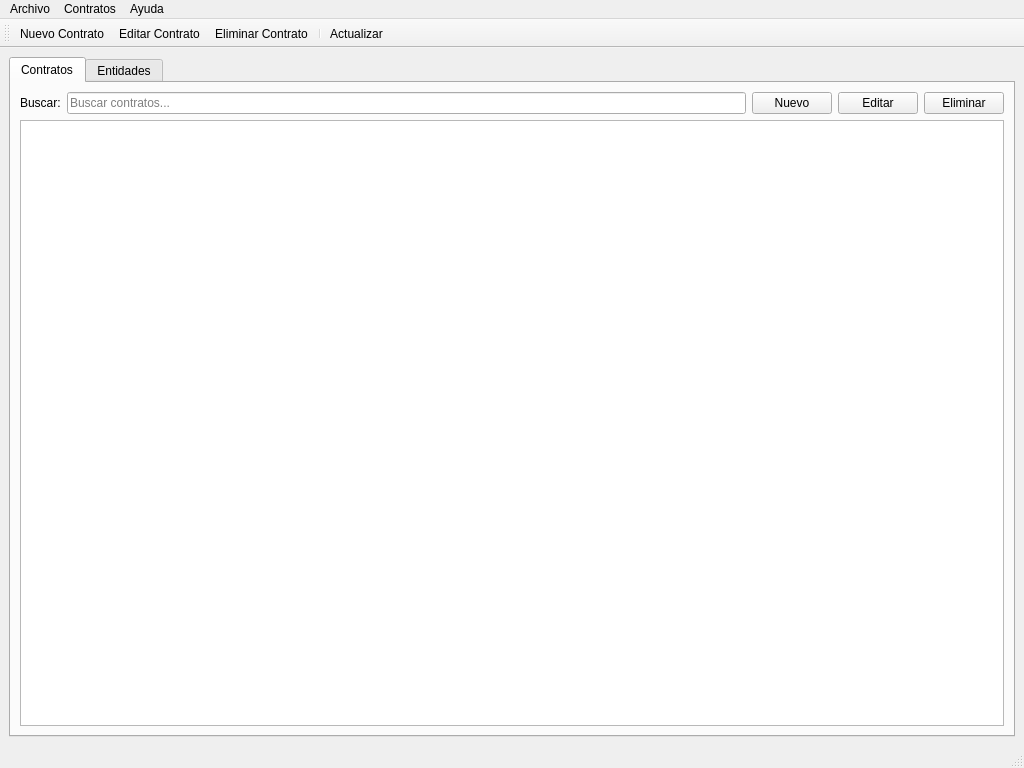
Old version of the form src/ui/mainwindow.ui in the repository crondonb890517/contro-qt6.
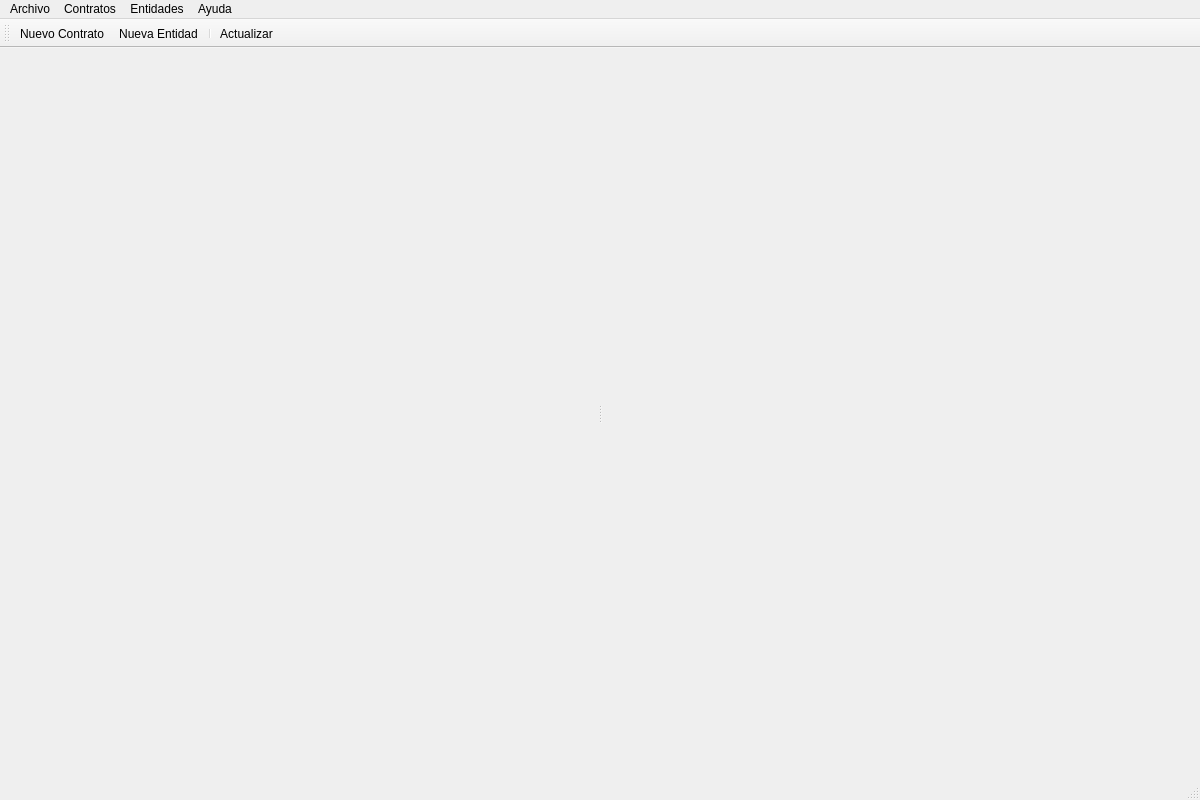
New version of the form. Icons and pictures are not drawn.

Commit message: Remove tab view and implement SmartGrid for contracts and entities

The edit to the form file:
```diff
--- a/src/ui/mainwindow.ui
+++ b/src/ui/mainwindow.ui
@@ -6,8 +6,8 @@
    <rect>
     <x>0</x>
     <y>0</y>
-    <width>1024</width>
-    <height>768</height>
+    <width>1200</width>
+    <height>800</height>
    </rect>
   </property>
   <property name="windowTitle">
@@ -16,95 +16,18 @@
   <widget class="QWidget" name="centralwidget">
    <layout class="QVBoxLayout" name="verticalLayout">
     <item>
-     <widget class="QTabWidget" name="tabWidget">
-      <property name="currentIndex">
-       <number>0</number>
+     <widget class="QSplitter" name="splitter">
+      <property name="orientation">
+       <enum>Qt::Horizontal</enum>
       </property>
-      <widget class="QWidget" name="tabContratos">
-       <attribute name="title">
-        <string>Contratos</string>
-       </attribute>
-       <layout class="QVBoxLayout" name="verticalLayout_2">
-        <item>
-         <layout class="QHBoxLayout" name="horizontalLayout_2">
-          <item>
-           <widget class="QLabel" name="label">
-            <property name="text">
-             <string>Buscar:</string>
-            </property>
-           </widget>
-          </item>
-          <item>
-           <widget class="QLineEdit" name="lineEditBuscar">
-            <property name="placeholderText">
-             <string>Buscar contratos...</string>
-            </property>
-           </widget>
-          </item>
-          <item>
-           <widget class="QPushButton" name="pushButtonNuevoContrato">
-            <property name="text">
-             <string>Nuevo</string>
-            </property>
-            <property name="icon">
-             <iconset theme="document-new"/>
-            </property>
-           </widget>
-          </item>
-          <item>
-           <widget class="QPushButton" name="pushButtonEditarContrato">
-            <property name="text">
-             <string>Editar</string>
-            </property>
-            <property name="icon">
-             <iconset theme="document-edit"/>
-            </property>
-           </widget>
-          </item>
-          <item>
-           <widget class="QPushButton" name="pushButtonEliminarContrato">
-            <property name="text">
-             <string>Eliminar</string>
-            </property>
-            <property name="icon">
-             <iconset theme="edit-delete"/>
-            </property>
-           </widget>
-          </item>
-         </layout>
-        </item>
-        <item>
-         <widget class="QTableWidget" name="tableWidgetContratos"/>
-        </item>
-       </layout>
+      <property name="childrenCollapsible">
+       <bool>false</bool>
+      </property>
+      <widget class="QWidget" name="widgetContratos" native="true">
+       <layout class="QVBoxLayout" name="layoutContratos"/>
       </widget>
-      <widget class="QWidget" name="tabEntidades">
-       <attribute name="title">
-        <string>Entidades</string>
-       </attribute>
-       <layout class="QVBoxLayout" name="verticalLayout_3">
-        <item>
-         <layout class="QHBoxLayout" name="horizontalLayout_3">
-          <item>
-           <widget class="QLabel" name="labelBuscarEntidad">
-            <property name="text">
-             <string>Buscar:</string>
-            </property>
-           </widget>
-          </item>
-          <item>
-           <widget class="QLineEdit" name="lineEditBuscarEntidad">
-            <property name="placeholderText">
-             <string>Buscar entidades...</string>
-            </property>
-           </widget>
-          </item>
-         </layout>
-        </item>
-        <item>
-         <widget class="QTableWidget" name="tableWidgetEntidades"/>
-        </item>
-       </layout>
+      <widget class="QWidget" name="widgetEntidades" native="true">
+       <layout class="QVBoxLayout" name="layoutEntidades"/>
       </widget>
      </widget>
     </item>
@@ -115,7 +38,7 @@
     <rect>
      <x>0</x>
      <y>0</y>
-     <width>1024</width>
+     <width>1200</width>
      <height>30</height>
     </rect>
    </property>
@@ -155,6 +78,7 @@
    </widget>
    <addaction name="menuArchivo"/>
    <addaction name="menuContratos"/>
+   <addaction name="menuEntidades"/>
    <addaction name="menuAyuda"/>
   </widget>
   <widget class="QStatusBar" name="statusbar"/>
@@ -169,8 +93,7 @@
     <bool>false</bool>
    </attribute>
    <addaction name="actionNuevo_Contrato"/>
-   <addaction name="actionEditar_Contrato"/>
-   <addaction name="actionEliminar_Contrato"/>
+   <addaction name="actionNueva_Entidad"/>
    <addaction name="separator"/>
    <addaction name="actionActualizar"/>
   </widget>
```
Left out of the diff: 1 changed line with no effect on the pictures. The commit also changes 6 other files.
